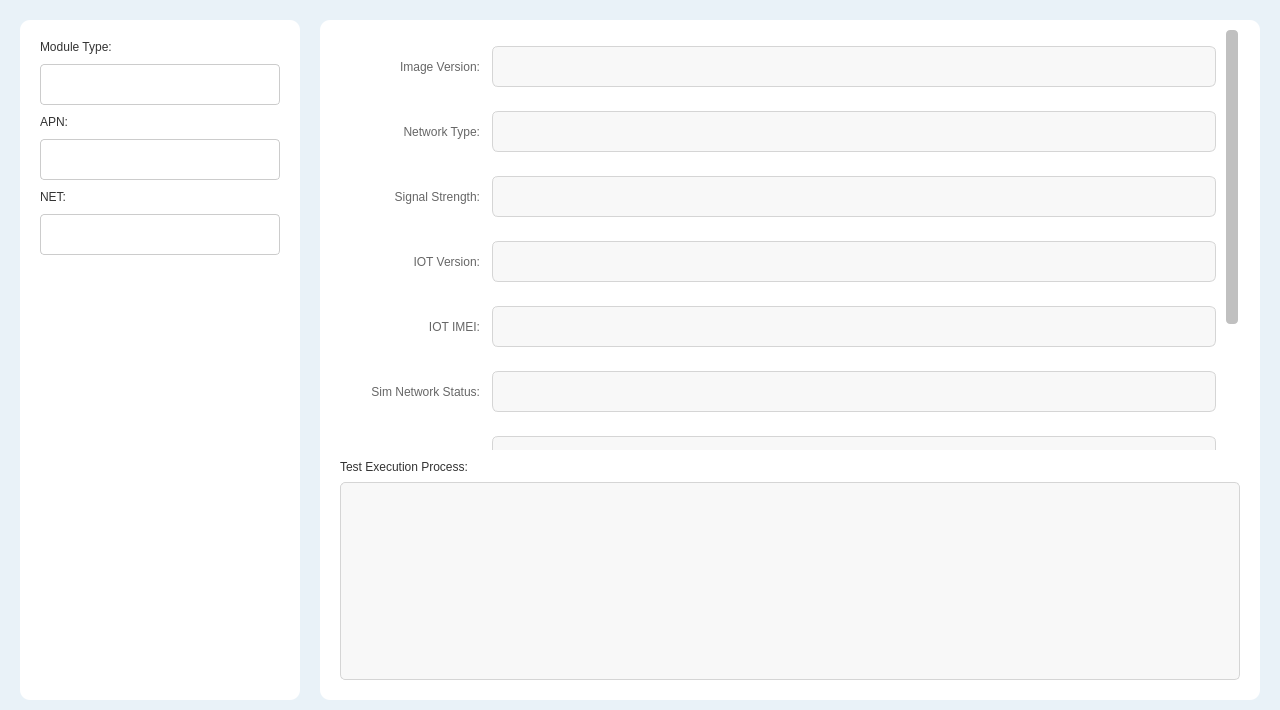
This is client/src/MainWnd.ui in 13007124563/ToolingBoardTest as Qt 5 draws it before an edit. The edited form follows.
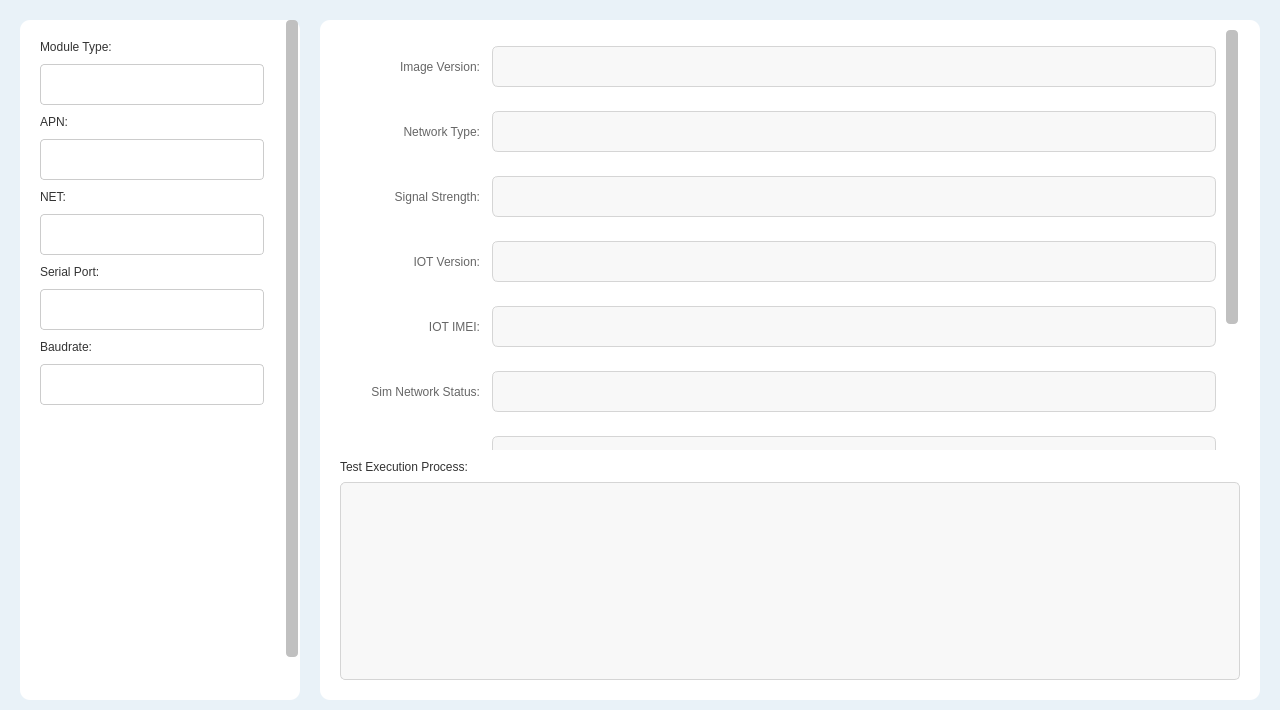
This is the edited form. Icons and pictures are not drawn.

Commit message: 新增serialManager

```diff
--- a/client/src/MainWnd.ui
+++ b/client/src/MainWnd.ui
@@ -126,7 +126,7 @@
     border-radius: 10px;
 }
 
-#lb_module_type, #lb_apn_info, #lb_net_info {
+#lb_module_type, #lb_apn_info, #lb_net_info, #lb_serial_port, #lb_baudrate {
     font: 75 12pt "微软雅黑";
     color: #333333;
 }
@@ -192,26 +192,32 @@
 }
 
 /* 蓝色信息区滚动条样式 */
-#scrollArea_Info {
+#scrollArea_Info,
+#scrollArea_Left {
     background: transparent;
     border: none;
 }
-#scrollAreaWidgetContents {
+#scrollAreaWidgetContents,
+#scrollAreaWidgetContents_Left {
     background: transparent;
 }
-#scrollArea_Info QScrollBar:vertical {
+#scrollArea_Info QScrollBar:vertical,
+#scrollArea_Left QScrollBar:vertical {
     width: 16px;
     margin: 0px;
     background: transparent;
 }
-#scrollArea_Info QScrollBar::handle:vertical {
+#scrollArea_Info QScrollBar::handle:vertical,
+#scrollArea_Left QScrollBar::handle:vertical {
     min-height: 20px;
     margin: 0px 2px;
     border-radius: 4px;
     background: #C0C0C0;
 }
 #scrollArea_Info QScrollBar::add-line:vertical,
-#scrollArea_Info QScrollBar::sub-line:vertical {
+#scrollArea_Info QScrollBar::sub-line:vertical,
+#scrollArea_Left QScrollBar::add-line:vertical,
+#scrollArea_Left QScrollBar::sub-line:vertical {
     height: 0px;
 }
 #wnd_process_fixed {
@@ -248,7 +254,38 @@
           <height>16777215</height>
          </size>
         </property>
-        <layout class="QVBoxLayout" name="verticalLayout_Left">
+        <layout class="QVBoxLayout" name="verticalLayout_LeftPanel">
+         <property name="spacing">
+          <number>0</number>
+         </property>
+         <property name="leftMargin"><number>0</number></property>
+         <property name="topMargin"><number>0</number></property>
+         <property name="rightMargin"><number>0</number></property>
+         <property name="bottomMargin"><number>0</number></property>
+         <item>
+          <widget class="QScrollArea" name="scrollArea_Left">
+           <property name="widgetResizable">
+            <bool>true</bool>
+           </property>
+           <property name="frameShape">
+            <enum>QFrame::NoFrame</enum>
+           </property>
+           <property name="horizontalScrollBarPolicy">
+            <enum>Qt::ScrollBarAlwaysOff</enum>
+           </property>
+           <property name="verticalScrollBarPolicy">
+            <enum>Qt::ScrollBarAsNeeded</enum>
+           </property>
+           <widget class="QWidget" name="scrollAreaWidgetContents_Left">
+            <property name="geometry">
+             <rect>
+              <x>0</x>
+              <y>0</y>
+              <width>260</width>
+              <height>700</height>
+             </rect>
+            </property>
+            <layout class="QVBoxLayout" name="verticalLayout_Left">
          <property name="spacing">
           <number>10</number>
          </property>
@@ -285,6 +322,22 @@
                 <property name="minimumSize"><size><width>0</width><height>40</height></size></property>
             </widget>
          </item>
+         <item>
+            <widget class="QLabel" name="lb_serial_port"><property name="text"><string>Serial Port:</string></property></widget>
+         </item>
+         <item>
+            <widget class="QComboBox" name="cb_serial_port">
+                <property name="minimumSize"><size><width>0</width><height>40</height></size></property>
+            </widget>
+         </item>
+         <item>
+            <widget class="QLabel" name="lb_baudrate"><property name="text"><string>Baudrate:</string></property></widget>
+         </item>
+         <item>
+            <widget class="QComboBox" name="cb_baudrate">
+                <property name="minimumSize"><size><width>0</width><height>40</height></size></property>
+            </widget>
+         </item>
          <item>
              <spacer name="verticalSpacer_Buttons">
                  <property name="orientation"><enum>Qt::Vertical</enum></property>
@@ -297,9 +350,12 @@
          <item><widget class="QPushButton" name="btn_nor_all_test"><property name="minimumSize"><size><width>0</width><height>50</height></size></property><property name="text"><string>One-key Test</string></property></widget></item>
          <item><widget class="QPushButton" name="btn_nor_record"><property name="minimumSize"><size><width>0</width><height>50</height></size></property><property name="text"><string>Test Record</string></property></widget></item>
          
-         <item><spacer name="verticalSpacer_Bottom"><property name="orientation"><enum>Qt::Vertical</enum></property><property name="sizeHint" stdset="0"><size><width>20</width><height>40</height></size></property></spacer></item>
-         
+         <item><widget class="QPushButton" name="btn_nor_open_port"><property name="minimumSize"><size><width>0</width><height>50</height></size></property><property name="text"><string>Open Serial Port</string></property></widget></item>
          <item><widget class="QPushButton" name="btn_nor_clear"><property name="minimumSize"><size><width>0</width><height>50</height></size></property><property name="text"><string>Clear Test Result</string></property></widget></item>
+            </layout>
+           </widget>
+          </widget>
+         </item>
         </layout>
        </widget>
       </item>
```
Left out of the diff: 12 changed lines with no effect on the pictures. The commit also changes 15 other files.
